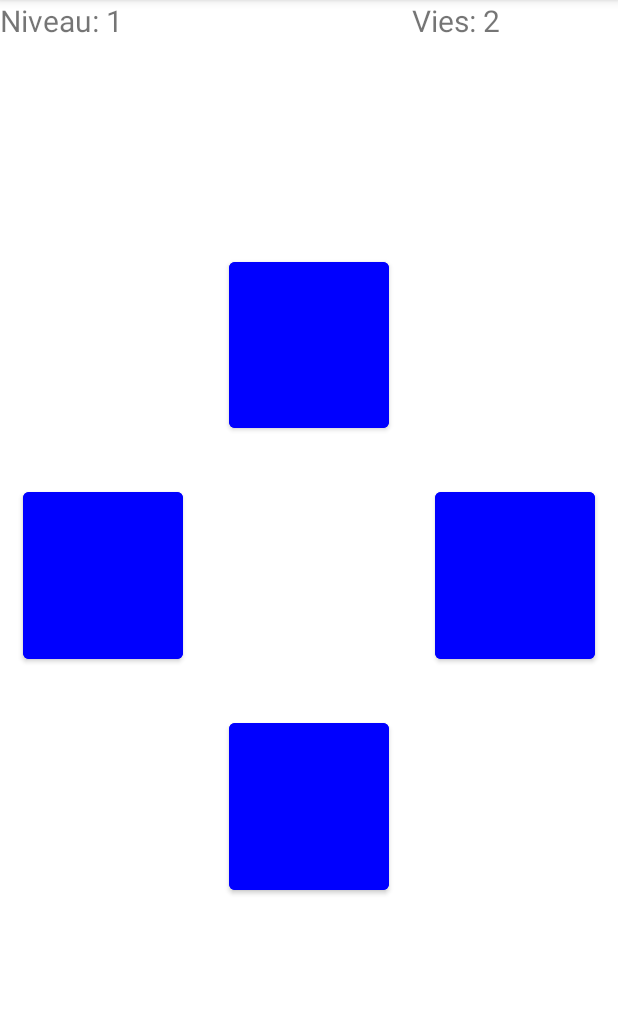
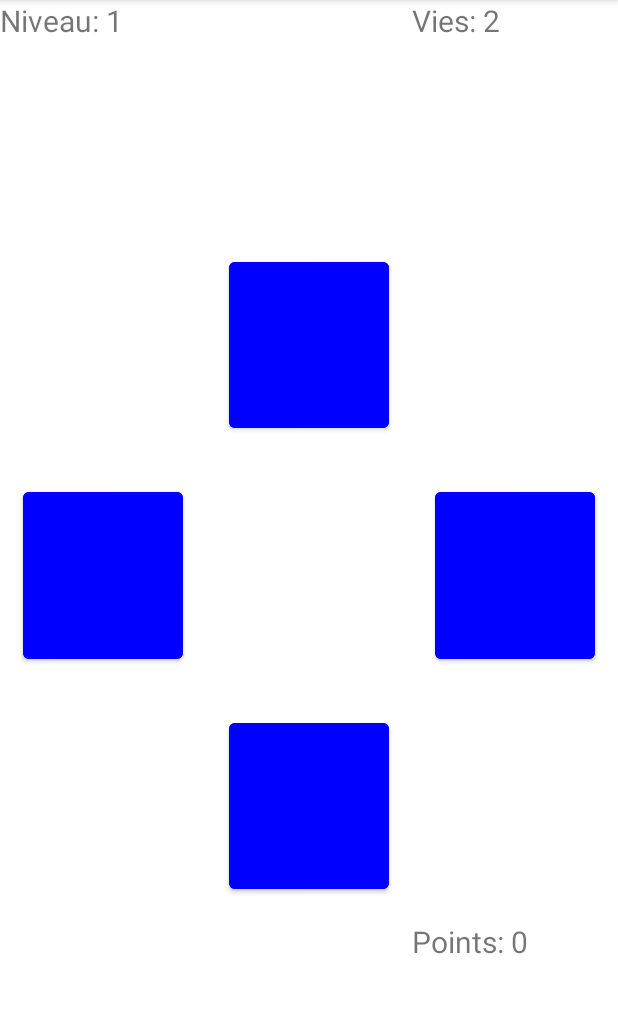
Before and after one commit to NinoLS/projet_color_memory, an Android app: the screen it shows after launch (difficultyStart), after a tap on "FACILE", on a phone screen of 412 x 824 dp, the part 84-1097 px from its top. Run offline under Robolectric (Android 15) with nearby library versions, the phone set to English and light mode, and no system bars.

Commit message:
Add : points system

```diff
--- a/app/src/main/java/com/example/colormemory/difficultySelector.java
+++ b/app/src/main/java/com/example/colormemory/difficultySelector.java
@@ -32,9 +32,10 @@ public class difficultySelector extends AppCompatActivity {
         Intent intent = new Intent(difficultySelector.this,difficultyStart.class);
         intent.putExtra("DIFF",0);
         intent.putExtra("MANCHE_MIN",1);
-        intent.putExtra("MANCHE_MAX",3);
+        intent.putExtra("MANCHE_MAX",3); //à changer 3 par 10
         intent.putExtra("TEMPS_REPONSE",0);
         intent.putExtra("VIES",2);
+        intent.putExtra("POIDS",1);
 
         startActivityForResult(intent,0,intent.getExtras());
     }
@@ -45,6 +46,7 @@ public class difficultySelector extends AppCompatActivity {
         intent.putExtra("MANCHE_MAX",15);
         intent.putExtra("TEMPS_REPONSE",0);
         intent.putExtra("VIES",2);
+        intent.putExtra("POIDS",1.5);
 
         startActivityForResult(intent,0,intent.getExtras());
     }
@@ -55,6 +57,7 @@ public class difficultySelector extends AppCompatActivity {
         intent.putExtra("MANCHE_MAX",20);
         intent.putExtra("TEMPS_REPONSE",0);
         intent.putExtra("VIES",3);
+        intent.putExtra("POIDS",3);
 
         startActivityForResult(intent,0,intent.getExtras());
     }
@@ -65,6 +68,7 @@ public class difficultySelector extends AppCompatActivity {
         intent.putExtra("MANCHE_MAX",500); //500 maximum ?? (ou 0 - infini)
         intent.putExtra("TEMPS_REPONSE",2); //2 secondes par boutons
         intent.putExtra("VIES",3);
+        intent.putExtra("POIDS",2);
 
         startActivityForResult(intent,0,intent.getExtras());
     }
--- a/app/src/main/java/com/example/colormemory/difficultyStart.java
+++ b/app/src/main/java/com/example/colormemory/difficultyStart.java
@@ -25,6 +25,8 @@ public class difficultyStart extends AppCompatActivity {
     int n_MANCHE_MAX;
     int n_TEMPS_REPONSE;
     int n_VIES;
+    float n_POIDS;
+    int n_POINTS = 0;
 
     //jeu
     Button[] btns;
@@ -33,6 +35,7 @@ public class difficultyStart extends AppCompatActivity {
     Byte[] pressed_sequence;
     TextView tv_vies;
     TextView tv_niveau;
+    TextView tv_points;
 
     @SuppressLint("ResourceAsColor")
     @Override
@@ -50,6 +53,7 @@ public class difficultyStart extends AppCompatActivity {
         n_MANCHE = n_MANCHE_MIN;
         n_MANCHE_MAX = intent.getIntExtra("MANCHE_MAX",10);
         n_VIES = intent.getIntExtra("VIES",2);
+        n_POIDS = intent.getIntExtra("POIDS",1);
 
         if(n_DIFF == 3)
             n_TEMPS_REPONSE = intent.getIntExtra("TEMPS_REPONSE",2);
@@ -59,6 +63,7 @@ public class difficultyStart extends AppCompatActivity {
         tv_vies.setText("Vies: " + n_VIES);
         tv_niveau = findViewById(R.id.tv_niveau);
         tv_niveau.setText("Niveau: " + n_NIVEAU);
+        tv_points = findViewById(R.id.tv_pointsManche);
 
         //ordres des boutons (id)
         btns_ids = new int[10];
@@ -120,7 +125,9 @@ public class difficultyStart extends AppCompatActivity {
         }
         else
         {
+            n_POINTS += n_POIDS * n_NIVEAU;
             n_NIVEAU++;
+            tv_points.setText("Points: " + n_POINTS);
             startNiveau();
         }
     }
--- a/app/src/main/res/layout/activity_difficulty_facile.xml
+++ b/app/src/main/res/layout/activity_difficulty_facile.xml
@@ -18,7 +18,7 @@
         <TextView
             android:id="@+id/tv_niveau"
             android:text="@string/niveau"
-            android:textSize="20dp"
+            android:textSize="20sp"
             app:layout_column="0"
             app:layout_columnWeight="1"
             app:layout_row="0"
@@ -30,7 +30,7 @@
             android:layout_width="wrap_content"
             android:layout_height="wrap_content"
             android:text="@string/vies"
-            android:textSize="20dp"
+            android:textSize="20sp"
             app:layout_column="2"
             app:layout_columnWeight="1"
             app:layout_row="0"
@@ -132,6 +132,16 @@
             android:visibility="invisible"
             android:backgroundTint="#0000FF" />
 
+        <TextView
+            android:id="@+id/tv_pointsManche"
+            android:layout_width="wrap_content"
+            android:layout_height="wrap_content"
+            android:text="@string/points"
+            android:textSize="20sp"
+            app:layout_column="2"
+            app:layout_columnWeight="1"
+            app:layout_row="4"
+            app:layout_rowWeight="1" />
 
     </androidx.gridlayout.widget.GridLayout>
 </androidx.constraintlayout.widget.ConstraintLayout>
--- a/app/src/main/res/values/strings.xml
+++ b/app/src/main/res/values/strings.xml
@@ -11,4 +11,5 @@
     <string name="sign_up">Sign Up</string>
     <string name="vies">Vies:</string>
     <string name="niveau">Niveau:</string>
+    <string name="points">Points: 0</string>
 </resources>
```
